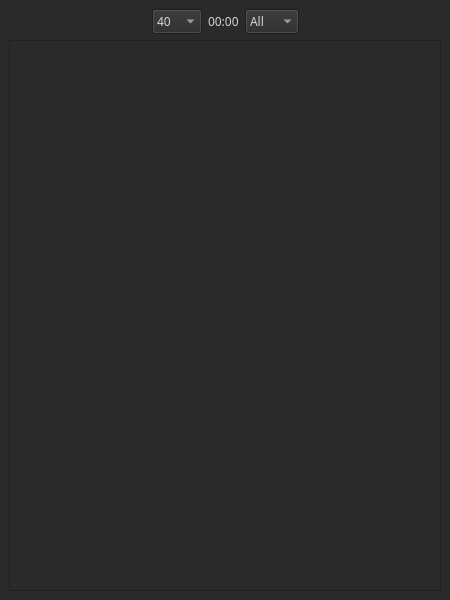
Qt form dialog.ui (mbridak/potato) before a commit.
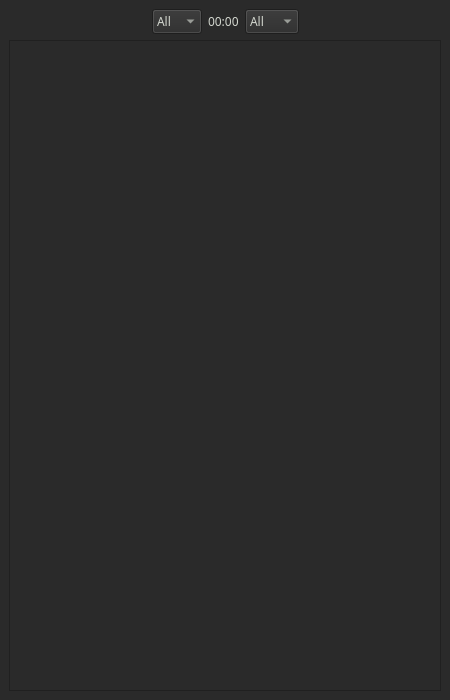
The same form after that commit.

Commit message: Changed back the All/40 positions. Kept h/w bigger

The edit to the form file:
```diff
--- a/dialog.ui
+++ b/dialog.ui
@@ -7,7 +7,7 @@
     <x>0</x>
     <y>0</y>
     <width>450</width>
-    <height>600</height>
+    <height>700</height>
    </rect>
   </property>
   <property name="sizePolicy">
@@ -56,7 +56,7 @@
           </property>
           <item>
            <property name="text">
-            <string>40</string>
+            <string>All</string>
            </property>
           </item>
           <item>
```
Left out of the diff: 2 changed lines with no effect on the pictures.
